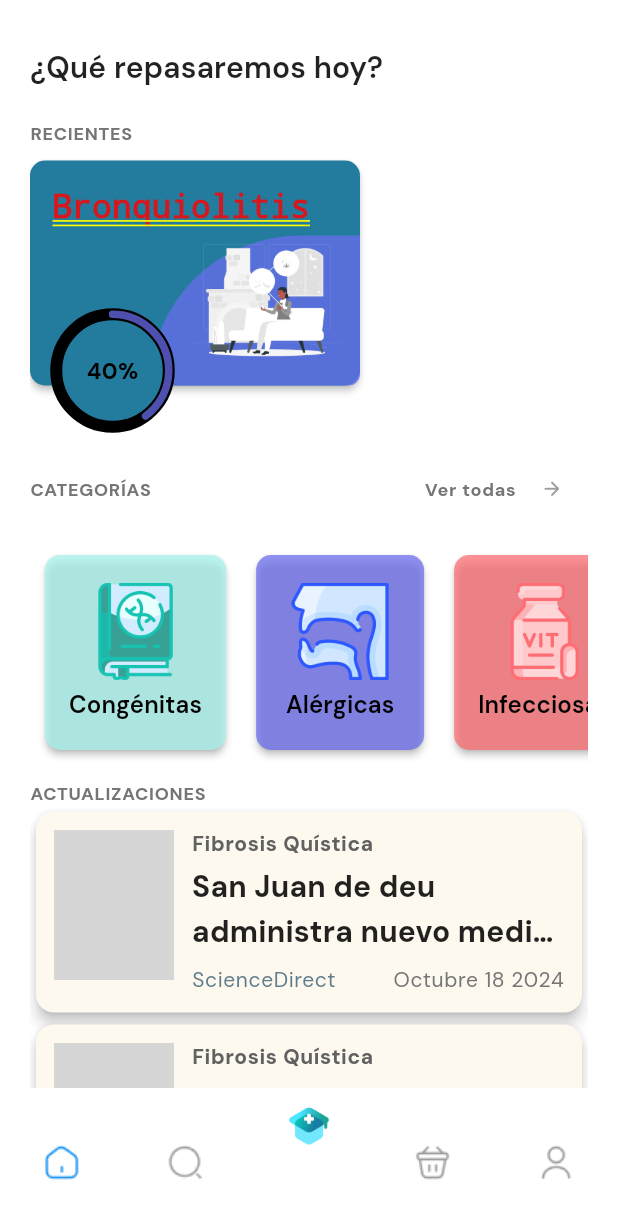
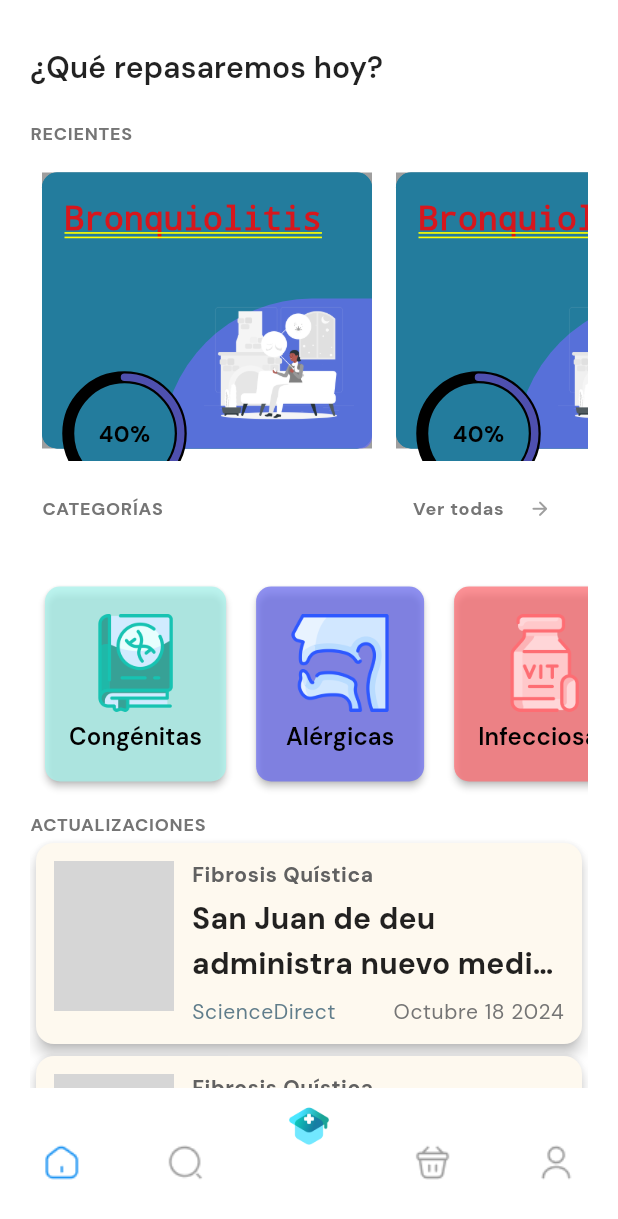
Before and after one commit to Chachitos/pocket-pedia, a Flutter app: the LoginPage screen opened directly, after a tap on "Sign In", on a phone screen of 412 x 824 dp. Shown: the top 1219 px of the screen. Run offline on Flutter 3.47's test engine with Material 3 defaults, Android fonts, the phone set to English and light mode, and no system bars; drawn by our look-alikes of percent_indicator, persistent_bottom_nav_bar; our stand-ins replace google_fonts; network calls fail; grey boxes are pictures that could not be loaded.

Commit message:
mess mess w recents widget

```diff
--- a/lib/pages/main/home_page.dart
+++ b/lib/pages/main/home_page.dart
@@ -38,15 +38,30 @@ class HomePage extends StatelessWidget {
                   SizedBox(
                     height: 10,
                   ),
+                  SizedBox(
+                    height: 200,
+                    child: ListView(
+                      padding: EdgeInsets.zero,
+                      scrollDirection: Axis.horizontal,
+                      children: [
                         RecentsStack(
                           ilness:
                               'Bronquiolitis', // Replace with dynamic values if needed
-                    percentage: 40, // Replace with dynamic values if needed
+                          percentage:
+                              40, // Replace with dynamic values if needed
                         ),
-                  SizedBox(
-                    height: 45,
+                        RecentsStack(
+                          ilness:
+                              'Bronquiolitis', // Replace with dynamic values if needed
+                          percentage:
+                              40, // Replace with dynamic values if needed
                         ),
-                  Row(
+                      ],
+                    ),
+                  ),
+                  Padding(
+                    padding: const EdgeInsets.all(8.0),
+                    child: Row(
                       mainAxisAlignment: MainAxisAlignment.spaceBetween,
                       children: [
                         Text('CATEGORÍAS',
@@ -67,6 +82,7 @@ class HomePage extends StatelessWidget {
                           ],
                         ),
                       ],
+                    ),
                   ),
                   SizedBox(
                     height: 10,
--- a/lib/widgets/material/homepage/recents.dart
+++ b/lib/widgets/material/homepage/recents.dart
@@ -49,21 +49,34 @@ class _RecentsStackState extends State<RecentsStack> {
   Widget build(BuildContext context) {
     //String primary_color = PColor(stylesList[widget.ilness]?['PColor']);
 
-    return SizedBox(
-      height: 150,
+    return Padding(
+      padding: const EdgeInsets.all(8.0),
+      child: Container(
         width: 220,
+        height: 280,
+        decoration: BoxDecoration(color: Colors.grey),
+        child: GestureDetector(
+          child: SizedBox(
+            height: 230,
+            width: 220,
+            child: Container(
+                decoration: BoxDecoration(
+                    shape: BoxShape.rectangle,
+                    borderRadius: BorderRadius.circular(10),
+                    color: stylesList[widget.ilness]?['PColor']),
                 child: Stack(
-        alignment: AlignmentDirectional.bottomEnd,
                   fit: StackFit.passthrough,
                   clipBehavior: Clip.none,
                   children: [
-          MaterialButton(
-            onPressed: () {},
-            shape:
-                RoundedRectangleBorder(borderRadius: BorderRadius.circular(10)),
-            color: stylesList[widget.ilness]?['PColor'],
-            minWidth: 220,
-            height: 150,
+                    SizedBox(
+                      height: 230,
+                      width: 220,
+                      child: Container(
+                        decoration: BoxDecoration(
+                            shape: BoxShape.rectangle,
+                            borderRadius: BorderRadius.circular(10),
+                            color: stylesList[widget.ilness]?['PColor']),
+                      ),
                     ),
                     Positioned(
                       left: 80,
@@ -84,8 +97,12 @@ class _RecentsStackState extends State<RecentsStack> {
                         left: 15,
                         child: Text(
                           widget.ilness,
-                style: TextStyle(fontSize: 22, fontWeight: FontWeight.bold),
+                          style: TextStyle(
+                              fontSize: 22, fontWeight: FontWeight.bold),
                         )),
+                    Stack(
+                      clipBehavior: Clip.none,
+                      children: [
                         Positioned(
                             bottom: -30,
                             left: 15,
@@ -108,8 +125,8 @@ class _RecentsStackState extends State<RecentsStack> {
                             percent: 0.4,
                             center: new Text(
                               "${widget.percentage.toString()}%",
-                style:
-                    new TextStyle(fontWeight: FontWeight.bold, fontSize: 15.0),
+                              style: new TextStyle(
+                                  fontWeight: FontWeight.bold, fontSize: 15.0),
                             ),
                             circularStrokeCap: CircularStrokeCap.round,
                             progressColor: stylesList[widget.ilness]?['SColor'],
@@ -119,10 +136,16 @@ class _RecentsStackState extends State<RecentsStack> {
                             right: 12,
                             bottom: 5,
                             child: Image(
-                image: AssetImage('assets/vectors/asthma_vector.png'),
+                              image: AssetImage(
+                                  'assets/vectors/asthma_vector.png'),
                               width: 100,
                             )),
                       ],
+                    )
+                  ],
+                )),
+          ),
+        ),
       ),
     );
   }
```
Lines whose indentation alone changed are shown as unchanged.
